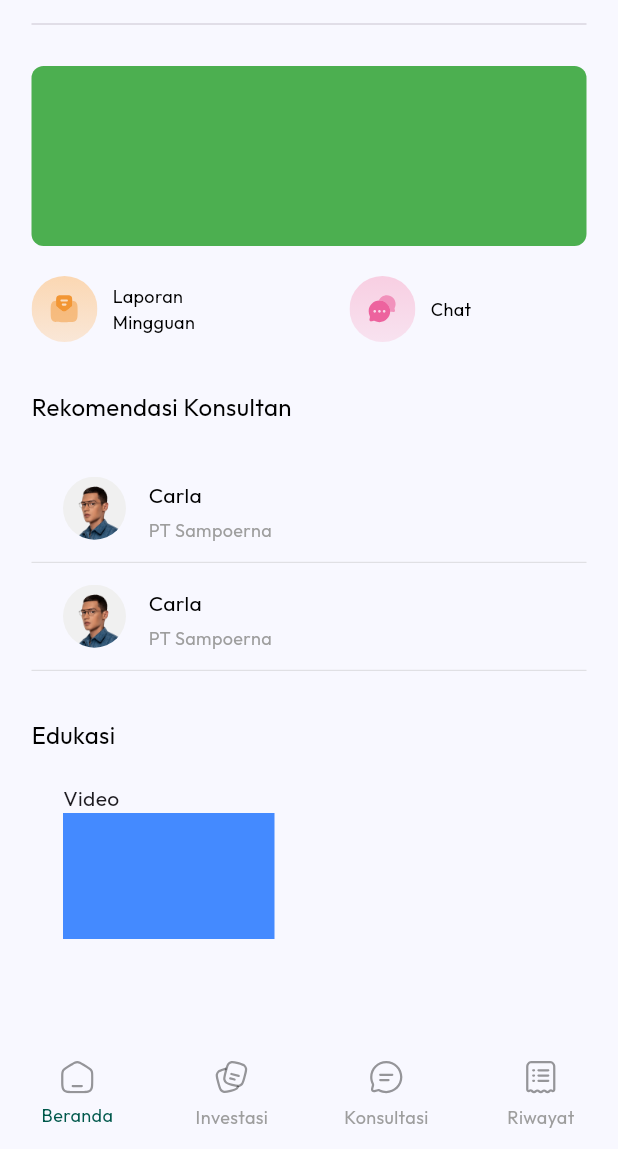
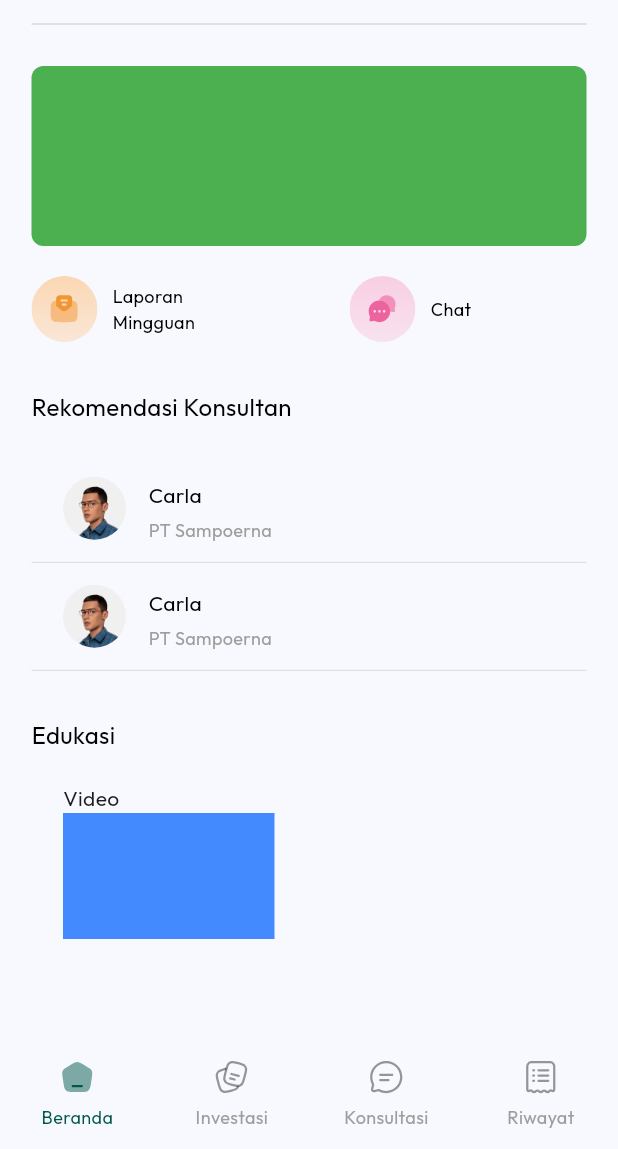
Before and after one commit to raihansyahrin/team_5_motionhack, a Flutter app: the BottomNavBar screen opened directly, on a phone screen of 412 x 824 dp, the part 87-1236 px from its top. Run offline on Flutter 3.47's test engine with Material 3 defaults, Android fonts, the phone set to English and light mode, and no system bars; our stand-ins replace flutter_svg, get, google_fonts, shared_preferences; accounts and stored records are empty.

Commit message:
refactor: make bottom bar can change color

```diff
--- a/lib/ui/widgets/bottom_nav_bar.dart
+++ b/lib/ui/widgets/bottom_nav_bar.dart
@@ -47,16 +47,11 @@ class _BottomNavBarState extends State<BottomNavBar> {
         currentIndex: _currentIndex,
         selectedItemColor: const Color(0xFF00584B),
         unselectedItemColor: Colors.grey,
+        showSelectedLabels: true,
 
-        selectedIconTheme: const IconThemeData(
-          color: Colors.green,
-          fill: 0.9,
-        ),
         selectedLabelStyle: const TextStyle(height: 2.5, fontSize: 12),
         unselectedLabelStyle: const TextStyle(fontSize: 12, height: 2.5),
         backgroundColor: Colors.transparent,
-
-        // backgroundColor: const Color.fromARGB(255, 116, 247, 143),
 
         onTap: (index) {
           setState(() {
@@ -65,19 +60,27 @@ class _BottomNavBarState extends State<BottomNavBar> {
         },
         items: [
           BottomNavigationBarItem(
-            icon: SvgPicture.asset('assets/icons/home_navbar.svg'),
+            icon: _currentIndex == 0
+                ? SvgPicture.asset('assets/icons/home_active.svg')
+                : SvgPicture.asset('assets/icons/home_navbar.svg'),
             label: 'Beranda',
           ),
           BottomNavigationBarItem(
-            icon: SvgPicture.asset('assets/icons/investasi_navbar.svg'),
+            icon: _currentIndex == 1
+                ? SvgPicture.asset('assets/icons/investment_active.svg')
+                : SvgPicture.asset('assets/icons/investasi_navbar.svg'),
             label: 'Investasi',
           ),
           BottomNavigationBarItem(
-            icon: SvgPicture.asset('assets/icons/consultant_navbar.svg'),
+            icon: _currentIndex == 2
+                ? SvgPicture.asset('assets/icons/consult_active.svg')
+                : SvgPicture.asset('assets/icons/consultant_navbar.svg'),
             label: 'Konsultasi',
           ),
           BottomNavigationBarItem(
-            icon: SvgPicture.asset('assets/icons/history_navbar.svg'),
+            icon: _currentIndex == 3
+                ? SvgPicture.asset('assets/icons/history_active.svg')
+                : SvgPicture.asset('assets/icons/history_navbar.svg'),
             label: 'Riwayat',
           ),
         ],
```
